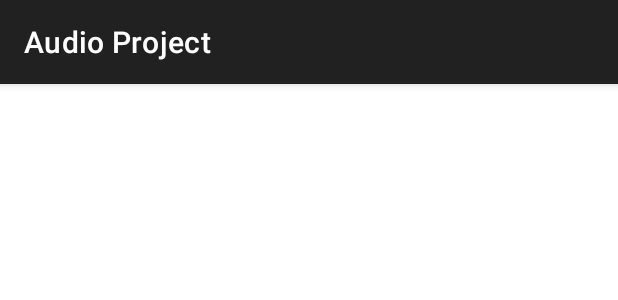
After one commit to matiaselm/android-audio-project, an Android app: the layout toolbar.xml on its own in the app's theme, with its tools: preview values and no code run, on a phone screen of 412 x 824 dp. The commit adds this screen. Shown: the top 300 px of the screen. Run offline under Robolectric (Android 15) with nearby library versions, the phone set to English and light mode, and no system bars.

Commit message:
small changes

```diff
--- /dev/null
+++ b/app/src/main/res/drawable/ic_baseline_play_arrow_24.xml
@@ -0,0 +1,5 @@
+<vector android:height="24dp" android:tint="#FFFFFF"
+    android:viewportHeight="24" android:viewportWidth="24"
+    android:width="24dp" xmlns:android="http://schemas.android.com/apk/res/android">
+    <path android:fillColor="@android:color/white" android:pathData="M8,5v14l11,-7z"/>
+</vector>
--- a/app/src/main/res/layout/fragment_search_list.xml
+++ b/app/src/main/res/layout/fragment_search_list.xml
@@ -19,6 +19,7 @@
             android:id="@+id/searchField"
             android:layout_width="0dp"
             android:layout_height="match_parent"
+            android:hint="@string/search_hint"
             android:layout_margin="8dp"
             android:layout_weight="9" />
 
--- a/app/src/main/res/layout/sound_list_item.xml
+++ b/app/src/main/res/layout/sound_list_item.xml
@@ -55,7 +55,7 @@
                         android:layout_margin="8dp">
 
                         <androidx.appcompat.widget.AppCompatImageView
-                            android:id="@+id/volumeDown"
+                            android:id="@+id/volumeIcon"
                             android:layout_width="40dp"
                             android:layout_height="40dp"
                             app:layout_constraintBottom_toBottomOf="parent"
@@ -74,7 +74,7 @@
                             android:valueTo="1.0"
                             app:layout_constraintBottom_toBottomOf="parent"
                             app:layout_constraintEnd_toEndOf="parent"
-                            app:layout_constraintStart_toEndOf="@+id/volumeDown"
+                            app:layout_constraintStart_toEndOf="@+id/volumeIcon"
                             app:layout_constraintTop_toTopOf="parent" />
 
                     </androidx.constraintlayout.widget.ConstraintLayout>
--- /dev/null
+++ b/app/src/main/res/layout/toolbar.xml
@@ -0,0 +1,15 @@
+<?xml version="1.0" encoding="utf-8"?>
+<com.google.android.material.appbar.AppBarLayout xmlns:android="http://schemas.android.com/apk/res/android"
+    xmlns:app="http://schemas.android.com/apk/res-auto"
+    android:theme="@style/Theme.AppCompat.NoActionBar"
+    android:layout_width="match_parent"
+    android:layout_height="wrap_content">
+
+    <com.google.android.material.appbar.MaterialToolbar
+        android:id="@+id/topAppBar"
+        style="@style/Widget.MaterialComponents.Toolbar.Primary"
+        android:layout_width="match_parent"
+        android:layout_height="?attr/actionBarSize"
+        app:title="@string/app_name" />
+
+</com.google.android.material.appbar.AppBarLayout>
--- a/app/src/main/res/values/strings.xml
+++ b/app/src/main/res/values/strings.xml
@@ -22,6 +22,7 @@
     <string name="my_soundscapes_text">"Seems like you haven't made any soundscapes yet."</string>
     <string name="search_view_info">Type above to search for sounds</string>
     <string name="soundscape_name_hint">soundscape name</string>
+    <string name="search_hint">search term</string>
 
     <string name="error_saving_soundscape">Please name and add sounds to soundscape</string>
     <string name="saved_soundscape_msg">Saved soundscape </string>
```
Also changed, not shown: app/src/main/java/com/example/audioproject/addSoundscapes/AddSoundFragment.kt (+11 -6 lines), app/src/main/res/drawable/ic_baseline_volume_mute_24.xml (added, +10 -0 lines).
